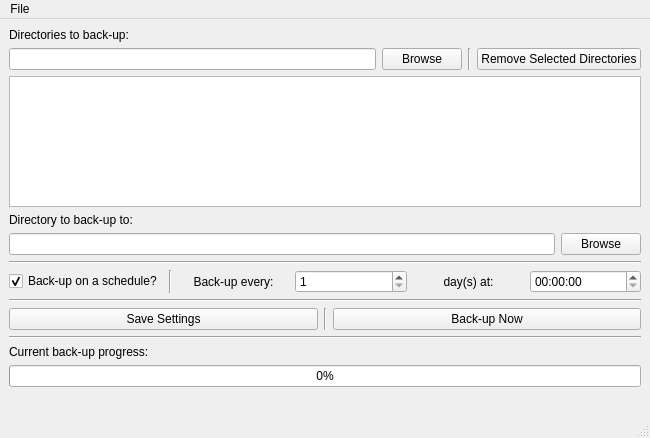
aiudirog/JHDB-Dropbox-Sorter, file mainwindow.ui: the form before one commit.
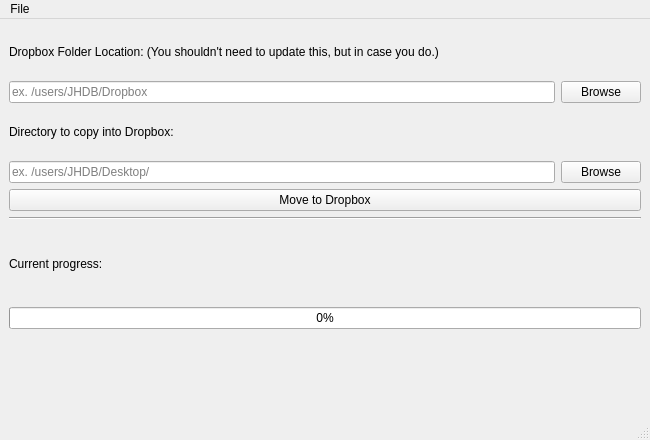
The form after the commit.

Patch:
```diff
--- a/mainwindow.ui
+++ b/mainwindow.ui
@@ -7,7 +7,7 @@
     <x>0</x>
     <y>0</y>
     <width>650</width>
-    <height>438</height>
+    <height>440</height>
    </rect>
   </property>
   <property name="windowTitle">
@@ -20,14 +20,18 @@
       <item>
        <widget class="QLabel" name="label">
         <property name="text">
-         <string>Directories to back-up:</string>
+         <string>Dropbox Folder Location: (You shouldn't need to update this, but in case you do.)</string>
         </property>
        </widget>
       </item>
       <item>
        <layout class="QHBoxLayout" name="horizontalLayout">
         <item>
-         <widget class="QLineEdit" name="backed_up_dirs_line_edit"/>
+         <widget class="QLineEdit" name="dropbox_folder_lineedit">
+          <property name="placeholderText">
+           <string>ex. /users/JHDB/Dropbox</string>
+          </property>
+         </widget>
         </item>
         <item>
          <widget class="QPushButton" name="backed_up_dirs_browse">
@@ -36,29 +40,8 @@
           </property>
          </widget>
         </item>
-        <item>
-         <widget class="Line" name="line_2">
-          <property name="orientation">
-           <enum>Qt::Vertical</enum>
-          </property>
-         </widget>
-        </item>
-        <item>
-         <widget class="QPushButton" name="remove_selected_directory_button">
-          <property name="text">
-           <string>Remove Selected Directories</string>
-          </property>
-         </widget>
-        </item>
        </layout>
       </item>
-      <item>
-       <widget class="QListWidget" name="backed_up_dirs_list">
-        <property name="selectionMode">
-         <enum>QAbstractItemView::ExtendedSelection</enum>
-        </property>
-       </widget>
-      </item>
      </layout>
     </item>
     <item>
@@ -66,14 +49,18 @@
       <item>
        <widget class="QLabel" name="label_2">
         <property name="text">
-         <string>Directory to back-up to:</string>
+         <string>Directory to copy into Dropbox:</string>
         </property>
        </widget>
       </item>
       <item>
        <layout class="QHBoxLayout" name="horizontalLayout_3">
         <item>
-         <widget class="QLineEdit" name="back_up_to_line_edit"/>
+         <widget class="QLineEdit" name="dir_to_copy_lineedit">
+          <property name="placeholderText">
+           <string>ex. /users/JHDB/Desktop/</string>
+          </property>
+         </widget>
         </item>
         <item>
          <widget class="QPushButton" name="back_up_to_browse">
@@ -86,107 +73,12 @@
       </item>
      </layout>
     </item>
-    <item>
-     <widget class="Line" name="line">
-      <property name="orientation">
-       <enum>Qt::Horizontal</enum>
-      </property>
-     </widget>
-    </item>
-    <item>
-     <layout class="QHBoxLayout" name="horizontalLayout_5">
-      <item>
-       <widget class="QCheckBox" name="back_up_on_schedule">
-        <property name="text">
-         <string>Back-up on a schedule?</string>
-        </property>
-        <property name="checked">
-         <bool>true</bool>
-        </property>
-       </widget>
-      </item>
-      <item>
-       <widget class="Line" name="line_4">
-        <property name="orientation">
-         <enum>Qt::Vertical</enum>
-        </property>
-       </widget>
-      </item>
-      <item>
-       <widget class="QLabel" name="back_up_every_label">
-        <property name="enabled">
-         <bool>true</bool>
-        </property>
-        <property name="text">
-         <string>Back-up every:</string>
-        </property>
-        <property name="alignment">
-         <set>Qt::AlignCenter</set>
-        </property>
-       </widget>
-      </item>
-      <item>
-       <widget class="QSpinBox" name="days_spinBox">
-        <property name="enabled">
-         <bool>true</bool>
-        </property>
-        <property name="minimum">
-         <number>1</number>
-        </property>
-        <property name="maximum">
-         <number>365</number>
-        </property>
-       </widget>
-      </item>
-      <item>
-       <widget class="QLabel" name="days_at_label">
-        <property name="enabled">
-         <bool>true</bool>
-        </property>
-        <property name="text">
-         <string>day(s) at:</string>
-        </property>
-        <property name="alignment">
-         <set>Qt::AlignCenter</set>
-        </property>
-       </widget>
-      </item>
-      <item>
-       <widget class="QTimeEdit" name="time_timeEdit">
-        <property name="enabled">
-         <bool>true</bool>
-        </property>
-       </widget>
-      </item>
-     </layout>
-    </item>
-    <item>
-     <widget class="Line" name="line_3">
-      <property name="orientation">
-       <enum>Qt::Horizontal</enum>
-      </property>
-     </widget>
-    </item>
     <item>
      <layout class="QHBoxLayout" name="horizontalLayout_4">
       <item>
        <widget class="QPushButton" name="save_settings_button">
         <property name="text">
-         <string>Save Settings</string>
-        </property>
-       </widget>
-      </item>
-      <item>
-       <widget class="Line" name="line_6">
-        <property name="orientation">
-         <enum>Qt::Vertical</enum>
-        </property>
-       </widget>
-      </item>
-      <item>
-       <widget class="QPushButton" name="back_up_now">
-        <property name="text">
-         <string>Back-up Now</string>
+         <string>Move to Dropbox</string>
         </property>
        </widget>
       </item>
@@ -202,7 +94,7 @@
     <item>
      <widget class="QLabel" name="label_3">
       <property name="text">
-       <string>Current back-up progress:</string>
+       <string>Current progress:</string>
       </property>
      </widget>
     </item>
```
Left out of the diff: 19 changed lines with no effect on the pictures.
